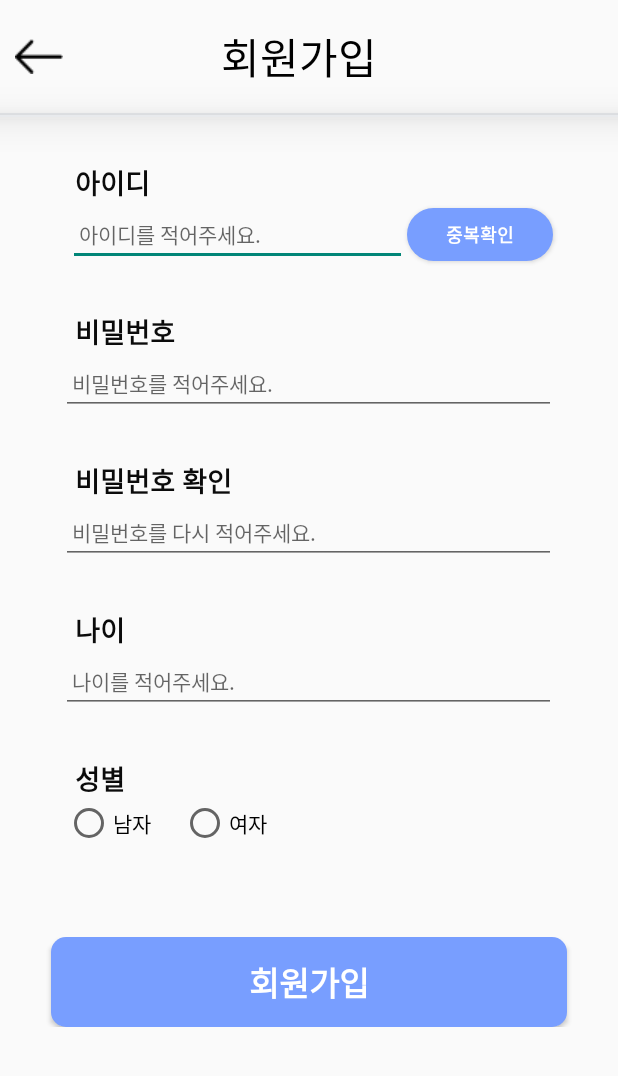
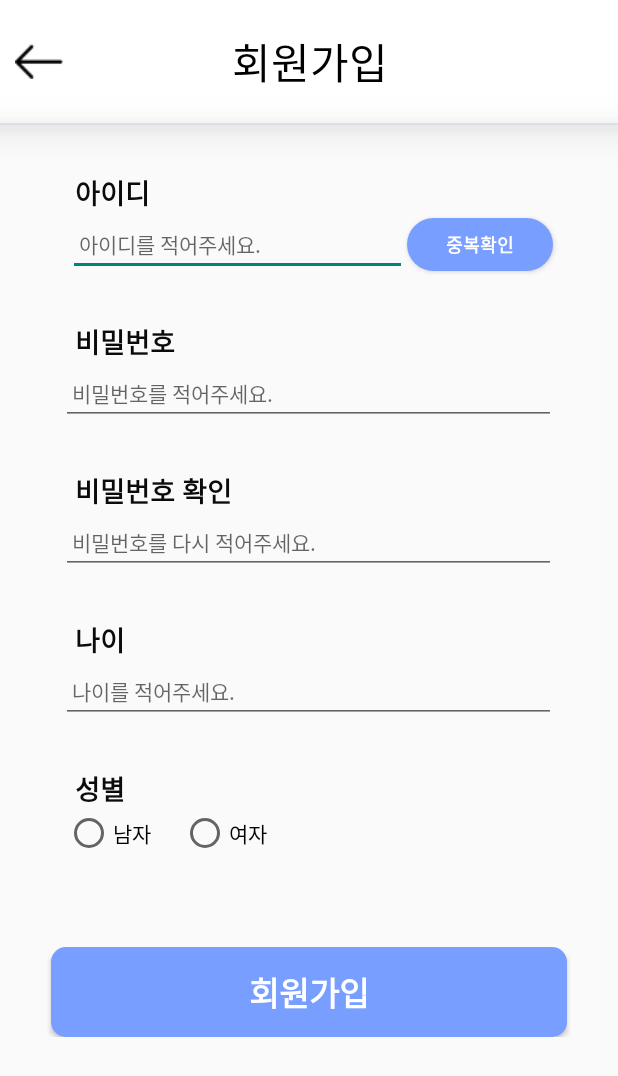
Before and after one commit to MO-LA/Mola_Android, an Android app: the SignUpActivity screen opened directly, with no data from a screen before it, on a phone screen of 412 x 824 dp. Shown: the top 1076 px of the screen. Run offline under Robolectric (Android 15) with nearby library versions, the phone set to English and light mode, and no system bars; 2 statements that could not run were skipped.

Commit message:
Update activity_sign_up.xml

```diff
--- a/app/src/main/res/layout/activity_sign_up.xml
+++ b/app/src/main/res/layout/activity_sign_up.xml
@@ -9,34 +9,43 @@
 
     <LinearLayout
         android:layout_width="match_parent"
-        android:layout_height="75dp"
+        android:layout_height="wrap_content"
+        android:background="#ffffff"
         android:orientation="horizontal">
 
         <ImageView
-            android:id="@+id/img_back"
+            android:id="@+id/iv_back"
             android:layout_width="wrap_content"
             android:layout_height="wrap_content"
             android:layout_gravity="center"
             android:layout_marginLeft="10dp"
             android:background="@drawable/backarrow" />
 
-        <TextView
-            android:layout_width="wrap_content"
+        <LinearLayout
+            android:layout_width="fill_parent"
             android:layout_height="wrap_content"
-            android:layout_gravity="center"
-            android:layout_marginLeft="105dp"
-            android:fontFamily="@font/nexon_lv1_gothic"
-            android:text="회원가입"
-            android:textColor="#000000"
-            android:textSize="28dp" />
+            android:layout_marginRight="40dp"
+            android:gravity="center">
+
+            <TextView
+                android:id="@+id/tv_schooldetail_title"
+                android:layout_width="match_parent"
+                android:layout_height="wrap_content"
+                android:fontFamily="@font/nexon_lv1_gothic"
+                android:gravity="center"
+                android:padding="20dp"
+                android:text="회원가입"
+                android:textColor="#000000"
+                android:textSize="28dp" />
+        </LinearLayout>
     </LinearLayout>
 
-    <LinearLayout
+    <View
         android:layout_width="match_parent"
         android:layout_height="1dp"
         android:background="#E8EAED" />
 
-    <LinearLayout
+    <View
         android:layout_width="match_parent"
         android:layout_height="1dp"
         android:background="#E8EAED"
```
